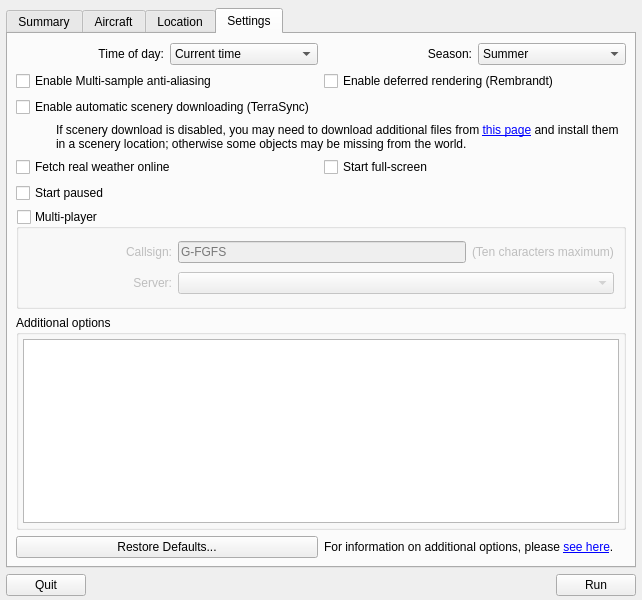
Qt form src/GUI/Launcher.ui (FlightGear/flightgear) before a commit.
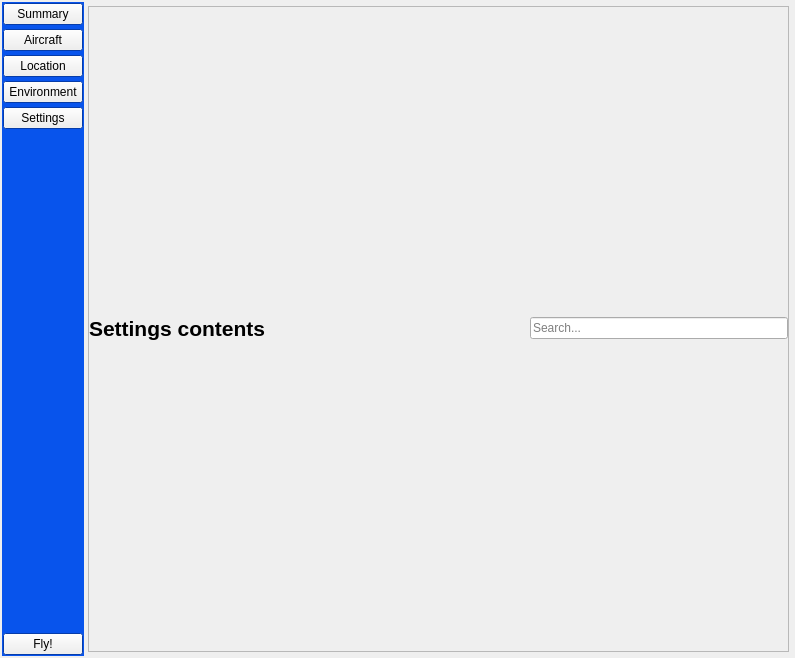
The same form after that commit. The open tabs and pages were chosen to show the change. Icons and pictures are not drawn. Custom widgets are drawn as their Qt base class.

Commit message: Proof-of-concept for new settings UI.

```diff
--- a/src/GUI/Launcher.ui
+++ b/src/GUI/Launcher.ui
@@ -6,8 +6,8 @@
    <rect>
     <x>0</x>
     <y>0</y>
-    <width>642</width>
-    <height>600</height>
+    <width>795</width>
+    <height>658</height>
    </rect>
   </property>
   <property name="windowTitle">
@@ -18,44 +18,220 @@
     <normaloff>:/app-icon-large</normaloff>:/app-icon-large</iconset>
   </property>
   <widget class="QWidget" name="centralwidget">
-   <layout class="QGridLayout" name="gridLayout_2">
+   <layout class="QHBoxLayout" name="horizontalLayout">
+    <property name="spacing">
+     <number>0</number>
+    </property>
     <property name="leftMargin">
-     <number>6</number>
+     <number>2</number>
     </property>
     <property name="topMargin">
-     <number>8</number>
+     <number>2</number>
     </property>
     <property name="rightMargin">
-     <number>6</number>
+     <number>2</number>
     </property>
     <property name="bottomMargin">
-     <number>4</number>
+     <number>2</number>
     </property>
-    <item row="0" column="0">
-     <widget class="QTabWidget" name="tabWidget">
+    <item>
+     <widget class="QFrame" name="toolbox">
+      <property name="palette">
+       <palette>
+        <active>
+         <colorrole role="Base">
+          <brush brushstyle="SolidPattern">
+           <color alpha="255">
+            <red>255</red>
+            <green>255</green>
+            <blue>255</blue>
+           </color>
+          </brush>
+         </colorrole>
+         <colorrole role="Window">
+          <brush brushstyle="SolidPattern">
+           <color alpha="255">
+            <red>8</red>
+            <green>84</green>
+            <blue>236</blue>
+           </color>
+          </brush>
+         </colorrole>
+        </active>
+        <inactive>
+         <colorrole role="Base">
+          <brush brushstyle="SolidPattern">
+           <color alpha="255">
+            <red>255</red>
+            <green>255</green>
+            <blue>255</blue>
+           </color>
+          </brush>
+         </colorrole>
+         <colorrole role="Window">
+          <brush brushstyle="SolidPattern">
+           <color alpha="255">
+            <red>8</red>
+            <green>84</green>
+            <blue>236</blue>
+           </color>
+          </brush>
+         </colorrole>
+        </inactive>
+        <disabled>
+         <colorrole role="Base">
+          <brush brushstyle="SolidPattern">
+           <color alpha="255">
+            <red>8</red>
+            <green>84</green>
+            <blue>236</blue>
+           </color>
+          </brush>
+         </colorrole>
+         <colorrole role="Window">
+          <brush brushstyle="SolidPattern">
+           <color alpha="255">
+            <red>8</red>
+            <green>84</green>
+            <blue>236</blue>
+           </color>
+          </brush>
+         </colorrole>
+        </disabled>
+       </palette>
+      </property>
+      <property name="autoFillBackground">
+       <bool>true</bool>
+      </property>
+      <property name="frameShape">
+       <enum>QFrame::Box</enum>
+      </property>
+      <property name="frameShadow">
+       <enum>QFrame::Plain</enum>
+      </property>
+      <property name="lineWidth">
+       <number>0</number>
+      </property>
+      <layout class="QVBoxLayout" name="verticalLayout_2">
+       <property name="spacing">
+        <number>4</number>
+       </property>
+       <property name="leftMargin">
+        <number>1</number>
+       </property>
+       <property name="topMargin">
+        <number>1</number>
+       </property>
+       <property name="rightMargin">
+        <number>1</number>
+       </property>
+       <property name="bottomMargin">
+        <number>1</number>
+       </property>
+       <item>
+        <widget class="ToolboxButton" name="summaryButton">
+         <property name="text">
+          <string>Summary</string>
+         </property>
+         <property name="icon">
+          <iconset resource="resources.qrc">
+           <normaloff>:/toolbox-summary</normaloff>:/toolbox-summary</iconset>
+         </property>
+         <property name="pageIndex" stdset="0">
+          <UInt>0</UInt>
+         </property>
+        </widget>
+       </item>
+       <item>
+        <widget class="ToolboxButton" name="aircraftButton">
+         <property name="text">
+          <string>Aircraft</string>
+         </property>
+         <property name="icon">
+          <iconset resource="resources.qrc">
+           <normaloff>:/toolbox-aircraft</normaloff>:/toolbox-aircraft</iconset>
+         </property>
+         <property name="pageIndex" stdset="0">
+          <number>1</number>
+         </property>
+        </widget>
+       </item>
+       <item>
+        <widget class="ToolboxButton" name="locationButton">
+         <property name="text">
+          <string>Location</string>
+         </property>
+         <property name="icon">
+          <iconset resource="resources.qrc">
+           <normaloff>:/toolbox-location</normaloff>:/toolbox-location</iconset>
+         </property>
+         <property name="pageIndex" stdset="0">
+          <number>2</number>
+         </property>
+        </widget>
+       </item>
+       <item>
+        <widget class="ToolboxButton" name="environmentButton">
+         <property name="text">
+          <string>Environment</string>
+         </property>
+         <property name="icon">
+          <iconset resource="resources.qrc">
+           <normaloff>:/toolbox-environment</normaloff>:/toolbox-environment</iconset>
+         </property>
+         <property name="pageIndex" stdset="0">
+          <number>3</number>
+         </property>
+        </widget>
+       </item>
+       <item>
+        <widget class="ToolboxButton" name="settingsButton">
+         <property name="text">
+          <string>Settings</string>
+         </property>
+         <property name="icon">
+          <iconset resource="resources.qrc">
+           <normaloff>:/toolbox-settings</normaloff>:/toolbox-settings</iconset>
+         </property>
+         <property name="pageIndex" stdset="0">
+          <number>4</number>
+         </property>
+        </widget>
+       </item>
+       <item>
+        <spacer name="verticalSpacer_4">
+         <property name="orientation">
+          <enum>Qt::Vertical</enum>
+         </property>
+         <property name="sizeHint" stdset="0">
+          <size>
+           <width>20</width>
+           <height>40</height>
+          </size>
+         </property>
+        </spacer>
+       </item>
+       <item>
+        <widget class="ToolboxButton" name="flyButton">
+         <property name="text">
+          <string>Fly!</string>
+         </property>
+         <property name="icon">
+          <iconset resource="resources.qrc">
+           <normaloff>:/toolbox-fly</normaloff>:/toolbox-fly</iconset>
+         </property>
+        </widget>
+       </item>
+      </layout>
+     </widget>
+    </item>
+    <item>
+     <widget class="QStackedWidget" name="stack">
       <property name="currentIndex">
        <number>1</number>
       </property>
-      <widget class="QWidget" name="summaryTab">
-       <attribute name="title">
-        <string>Summary</string>
-       </attribute>
-       <layout class="QGridLayout" name="gridLayout_3" rowstretch="1,0,0,0,0,0,0,2,0,0" columnstretch="0,0,0,1,0">
-        <item row="6" column="2">
-         <widget class="QLabel" name="label_5">
-          <property name="font">
-           <font>
-            <pointsize>16</pointsize>
-           </font>
-          </property>
-          <property name="text">
-           <string>Settings:</string>
-          </property>
-          <property name="alignment">
-           <set>Qt::AlignRight|Qt::AlignTop|Qt::AlignTrailing</set>
-          </property>
-         </widget>
-        </item>
+      <widget class="QWidget" name="summaryPage">
+       <layout class="QGridLayout" name="gridLayout_3" rowstretch="0,0,0,0,0,0,0,0,0,1" columnstretch="0,0,0,1,0">
         <item row="5" column="2">
          <widget class="QLabel" name="label_3">
           <property name="font">
@@ -208,12 +384,43 @@
           </property>
          </widget>
         </item>
+        <item row="0" column="3" colspan="2">
+         <widget class="QLabel" name="label">
+          <property name="font">
+           <font>
+            <pointsize>48</pointsize>
+            <weight>75</weight>
+            <bold>true</bold>
+           </font>
+          </property>
+          <property name="text">
+           <string>FlightGear 2017.1.0</string>
+          </property>
+         </widget>
+        </item>
+        <item row="1" column="3" colspan="2">
+         <widget class="QLabel" name="label_6">
+          <property name="text">
+           <string>©2017, Curtis L Olson. Licensed under the GNU Public License (GPL) version 2. See &lt;here&gt; for more information</string>
+          </property>
+          <property name="wordWrap">
+           <bool>true</bool>
+          </property>
+         </widget>
+        </item>
+        <item row="0" column="2" rowspan="2">
+         <widget class="QLabel" name="logoIcon">
+          <property name="text">
+           <string/>
+          </property>
+          <property name="pixmap">
+           <pixmap resource="resources.qrc">:/app-icon-large</pixmap>
+          </property>
+         </widget>
+        </item>
        </layout>
       </widget>
-      <widget class="QWidget" name="aircraftTab">
-       <attribute name="title">
-        <string>Aircraft</string>
-       </attribute>
+      <widget class="QWidget" name="aircraftPage">
        <layout class="QVBoxLayout" name="verticalLayout_3" stretch="0,0,0">
         <property name="spacing">
          <number>4</number>
@@ -316,14 +523,16 @@
         </item>
        </layout>
       </widget>
-      <widget class="QWidget" name="locationTab">
-       <attribute name="title">
-        <string>Location</string>
-       </attribute>
-       <layout class="QVBoxLayout" name="verticalLayout_4">
+      <widget class="LocationWidget" name="location"/>
+      <widget class="EnvironmentPage" name="environmentPage"/>
+      <widget class="QWidget" name="newSettingsPage">
+       <layout class="QVBoxLayout" name="verticalLayout">
         <property name="leftMargin">
          <number>4</number>
         </property>
+        <property name="topMargin">
+         <number>4</number>
+        </property>
         <property name="rightMargin">
          <number>4</number>
         </property>
@@ -331,358 +540,78 @@
          <number>4</number>
         </property>
         <item>
-         <widget class="LocationWidget" name="location" native="true"/>
-        </item>
-       </layout>
-      </widget>
-      <widget class="QWidget" name="settingsTab">
-       <attribute name="title">
-        <string>Settings</string>
-       </attribute>
-       <layout class="QGridLayout" name="gridLayout_5">
-        <property name="leftMargin">
-         <number>8</number>
-        </property>
-        <property name="rightMargin">
-         <number>8</number>
-        </property>
-        <property name="bottomMargin">
-         <number>8</number>
-        </property>
-        <item row="6" column="0" colspan="2">
-         <widget class="QGroupBox" name="mpBox">
-          <property name="minimumSize">
-           <size>
-            <width>0</width>
-            <height>100</height>
-           </size>
-          </property>
-          <property name="title">
-           <string>Multi-player</string>
-          </property>
-          <property name="checkable">
+         <widget class="QScrollArea" name="scrollArea">
+          <property name="widgetResizable">
            <bool>true</bool>
           </property>
-          <property name="checked">
-           <bool>false</bool>
-          </property>
-          <layout class="QGridLayout" name="gridLayout" columnstretch="1,2,0">
-           <item row="0" column="0">
-            <widget class="QLabel" name="label_9">
-             <property name="text">
-              <string>Callsign:</string>
-             </property>
-             <property name="alignment">
-              <set>Qt::AlignRight|Qt::AlignTrailing|Qt::AlignVCenter</set>
-             </property>
-            </widget>
-           </item>
-           <item row="1" column="0">
-            <widget class="QLabel" name="label_10">
-             <property name="text">
-              <string>Server:</string>
-             </property>
-             <property name="alignment">
-              <set>Qt::AlignRight|Qt::AlignTrailing|Qt::AlignVCenter</set>
-             </property>
-            </widget>
-           </item>
-           <item row="0" column="1">
-            <widget class="QLineEdit" name="mpCallsign">
-             <property name="maxLength">
-              <number>10</number>
-             </property>
-             <property name="placeholderText">
-              <string>G-FGFS</string>
-             </property>
-            </widget>
-           </item>
-           <item row="0" column="2">
-            <widget class="QLabel" name="label_11">
-             <property name="text">
-              <string>(Ten characters maximum)</string>
-             </property>
-            </widget>
-           </item>
-           <item row="1" column="1" colspan="2">
-            <widget class="QComboBox" name="mpServerCombo"/>
-           </item>
-          </layout>
-         </widget>
-        </item>
-        <item row="7" column="0" colspan="2">
-         <widget class="QGroupBox" name="groupBox_2">
-          <property name="title">
-           <string>Additional options</string>
-          </property>
-          <property name="startupOnly" stdset="0">
-           <bool>true</bool>
-          </property>
-          <layout class="QVBoxLayout" name="verticalLayout_7">
-           <property name="leftMargin">
-            <number>4</number>
+          <widget class="QWidget" name="settingsScrollContents">
+           <property name="geometry">
+            <rect>
+             <x>0</x>
+             <y>0</y>
+             <width>173</width>
+             <height>28</height>
+            </rect>
            </property>
-           <property name="topMargin">
-            <number>4</number>
-           </property>
-           <property name="rightMargin">
-            <number>4</number>
-           </property>
-           <property name="bottomMargin">
-            <number>4</number>
-           </property>
-           <item>
-            <widget class="QPlainTextEdit" name="commandLineArgs"/>
-           </item>
-          </layout>
-         </widget>
-        </item>
-        <item row="4" column="1">
-         <widget class="QCheckBox" name="fullScreenCheckbox">
-          <property name="text">
-           <string>Start full-screen</string>
-          </property>
-          <property name="startupOnly" stdset="0">
-           <bool>true</bool>
-          </property>
-         </widget>
-        </item>
-        <item row="1" column="0">
-         <widget class="QCheckBox" name="msaaCheckbox">
-          <property name="text">
-           <string>Enable Multi-sample anti-aliasing</string>
-          </property>
-          <property name="startupOnly" stdset="0">
-           <bool>true</bool>
-          </property>
-         </widget>
-        </item>
-        <item row="4" column="0">
-         <widget class="QCheckBox" name="fetchRealWxrCheckbox">
-          <property name="text">
-           <string>Fetch real weather online</string>
-          </property>
-         </widget>
-        </item>
-        <item row="5" column="0">
-         <widget class="QCheckBox" name="startPausedCheck">
-          <property name="text">
-           <string>Start paused</string>
-          </property>
-          <property name="startupOnly" stdset="0">
-           <bool>true</bool>
-          </property>
-         </widget>
-        </item>
-        <item row="8" column="0">
-         <widget class="QPushButton" name="restoreDefaultsButton">
-          <property name="text">
-           <string>Restore Defaults...</string>
-          </property>
-          <property name="autoDefault">
-           <bool>false</bool>
-          </property>
-         </widget>
-        </item>
-        <item row="0" column="0">
-         <layout class="QHBoxLayout" name="horizontalLayout_4">
-          <item>
-           <widget class="QLabel" name="label">
-            <property name="text">
-             <string>Time of day:</string>
+           <layout class="QVBoxLayout" name="verticalLayout_5">
+            <property name="leftMargin">
+             <number>0</number>
             </property>
-            <property name="alignment">
-             <set>Qt::AlignRight|Qt::AlignTrailing|Qt::AlignVCenter</set>
+            <property name="topMargin">
+             <number>0</number>
             </property>
-           </widget>
-          </item>
-          <item>
-           <widget class="QComboBox" name="timeOfDayCombo">
-            <item>
-             <property name="text">
-              <string>Current time</string>
-             </property>
-            </item>
-            <item>
-             <property name="text">
-              <string>Dawn</string>
-             </property>
-            </item>
-            <item>
-             <property name="text">
-              <string>Morning</string>
-             </property>
-            </item>
-            <item>
-             <property name="text">
-              <string>Noon</string>
-             </property>
-            </item>
-            <item>
-             <property name="text">
-              <string>Afternoon</string>
-             </property>
-            </item>
-            <item>
-             <property name="text">
-              <string>Dusk</string>
-             </property>
-            </item>
-            <item>
-             <property name="text">
-              <string>Evening</string>
-             </property>
-            </item>
-            <item>
-             <property name="text">
-              <string>Midnight</string>
-             </property>
-            </item>
-           </widget>
-          </item>
-         </layout>
-        </item>
-        <item row="1" column="1">
-         <widget class="QCheckBox" name="rembrandtCheckbox">
-          <property name="text">
-           <string>Enable deferred rendering (Rembrandt)</string>
-          </property>
-          <property name="startupOnly" stdset="0">
-           <bool>true</bool>
-          </property>
-         </widget>
-        </item>
-        <item row="2" column="0" colspan="2">
-         <widget class="QCheckBox" name="terrasyncCheck">
-          <property name="text">
-           <string>Enable automatic scenery downloading (TerraSync)</string>
-          </property>
-         </widget>
-        </item>
-        <item row="8" column="1">
-         <widget class="QLabel" name="label_8">
-          <property name="text">
-           <string>&lt;html&gt;&lt;head/&gt;&lt;body&gt;&lt;p&gt;For information on additional options, please &lt;a href=&quot;http://flightgear.sourceforge.net/getstart-en/getstart-enpa2.html#x5-450004.5&quot;&gt;&lt;span style=&quot; text-decoration: underline; color:#0000ff;&quot;&gt;see here&lt;/span&gt;&lt;/a&gt;.&lt;/p&gt;&lt;/body&gt;&lt;/html&gt;</string>
-          </property>
-          <property name="textFormat">
-           <enum>Qt::RichText</enum>
-          </property>
-          <property name="openExternalLinks">
-           <bool>true</bool>
-          </property>
-         </widget>
-        </item>
-        <item row="3" column="0" colspan="2">
-         <layout class="QHBoxLayout" name="horizontalLayout_7">
-          <item>
-           <spacer name="horizontalSpacer_2">
-            <property name="orientation">
-             <enum>Qt::Horizontal</enum>
+            <property name="rightMargin">
+             <number>0</number>
             </property>
-            <property name="sizeType">
-             <enum>QSizePolicy::Fixed</enum>
+            <property name="bottomMargin">
+             <number>0</number>
             </property>
-            <property name="sizeHint" stdset="0">
-             <size>
-              <width>40</width>
-              <height>20</height>
-             </size>
-            </property>
-           </spacer>
-          </item>
-          <item>
-           <widget class="QLabel" name="label_6">
-            <property name="text">
-             <string>&lt;html&gt;&lt;head/&gt;&lt;body&gt;&lt;p&gt;If scenery download is disabled, you may need to download additional files from &lt;a href=&quot;http://www.flightgear.org/download/scenery/&quot;&gt;&lt;span style=&quot; text-decoration: underline; color:#0000ff;&quot;&gt;this page&lt;/span&gt;&lt;/a&gt; and install them in a scenery location; otherwise some objects may be missing from the world.&lt;/p&gt;&lt;/body&gt;&lt;/html&gt;</string>
-            </property>
-            <property name="wordWrap">
-             <bool>true</bool>
-            </property>
-            <property name="openExternalLinks">
-             <bool>true</bool>
-            </property>
-           </widget>
-          </item>
-         </layout>
-        </item>
-        <item row="0" column="1">
-         <layout class="QHBoxLayout" name="horizontalLayout_8">
-          <item>
-           <widget class="QLabel" name="label_7">
-            <property name="text">
-             <string>Season:</string>
-            </property>
-            <property name="alignment">
-             <set>Qt::AlignRight|Qt::AlignTrailing|Qt::AlignVCenter</set>
-            </property>
-           </widget>
-          </item>
-          <item>
-           <widget class="QComboBox" name="seasonCombo">
             <item>
-             <property name="text">
-              <string>Summer</string>
-             </property>
+             <layout class="QHBoxLayout" name="horizontalLayout_3">
+              <item>
+               <widget class="QLabel" name="label_12">
+                <property name="font">
+                 <font>
+                  <pointsize>16</pointsize>
+                  <weight>75</weight>
+                  <bold>true</bold>
+                 </font>
+                </property>
+                <property name="text">
+                 <string>Settings contents</string>
+                </property>
+               </widget>
+              </item>
+              <item>
+               <spacer name="horizontalSpacer_4">
+                <property name="orientation">
+                 <enum>Qt::Horizontal</enum>
+                </property>
+                <property name="sizeHint" stdset="0">
+                 <size>
+                  <width>40</width>
+                  <height>20</height>
+                 </size>
+                </property>
+               </spacer>
+              </item>
+              <item>
+               <widget class="QLineEdit" name="lineEdit">
+                <property name="placeholderText">
+                 <string>Search...</string>
+                </property>
+               </widget>
+              </item>
+             </layout>
             </item>
-            <item>
-             <property name="text">
-              <string>Winter</string>
-             </property>
-            </item>
-           </widget>
-          </item>
-         </layout>
+           </layout>
+          </widget>
+         </widget>
         </item>
        </layout>
       </widget>
      </widget>
     </item>
-    <item row="1" column="0">
-     <layout class="QHBoxLayout" name="horizontalLayout">
-      <property name="spacing">
-       <number>0</number>
-      </property>
-      <item>
-       <widget class="QPushButton" name="quitButton">
-        <property name="text">
-         <string>Quit</string>
-        </property>
-        <property name="autoDefault">
-         <bool>false</bool>
-        </property>
-       </widget>
-      </item>
-      <item>
-       <spacer name="horizontalSpacer">
-        <property name="orientation">
-         <enum>Qt::Horizontal</enum>
-        </property>
-        <property name="sizeHint" stdset="0">
-         <size>
-          <width>412</width>
-          <height>20</height>
-         </size>
-        </property>
-       </spacer>
-      </item>
-      <item>
-       <widget class="QPushButton" name="runButton">
-        <property name="text">
-         <string>Run</string>
-        </property>
-        <property name="autoDefault">
-         <bool>false</bool>
-        </property>
-        <property name="default">
-         <bool>false</bool>
-        </property>
-        <property name="flat">
-         <bool>false</bool>
-        </property>
-       </widget>
-      </item>
-     </layout>
-    </item>
    </layout>
   </widget>
  </widget>
@@ -693,6 +622,17 @@
    <header location="global">GUI/LocationWidget.hxx</header>
    <container>1</container>
   </customwidget>
+  <customwidget>
+   <class>ToolboxButton</class>
+   <extends>QPushButton</extends>
+   <header location="global">GUI/ToolboxButton.h</header>
+  </customwidget>
+  <customwidget>
+   <class>EnvironmentPage</class>
+   <extends>QWidget</extends>
+   <header location="global">GUI/EnvironmentPage.h</header>
+   <container>1</container>
+  </customwidget>
  </customwidgets>
  <resources>
   <include location="resources.qrc"/>
```
Left out of the diff: 110 changed lines with no effect on the pictures. The commit also changes 37 other files.
